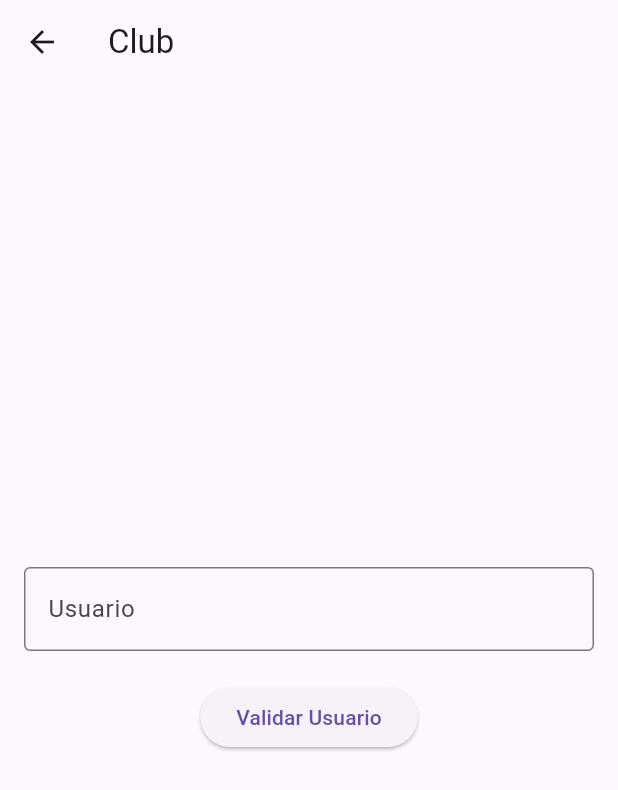
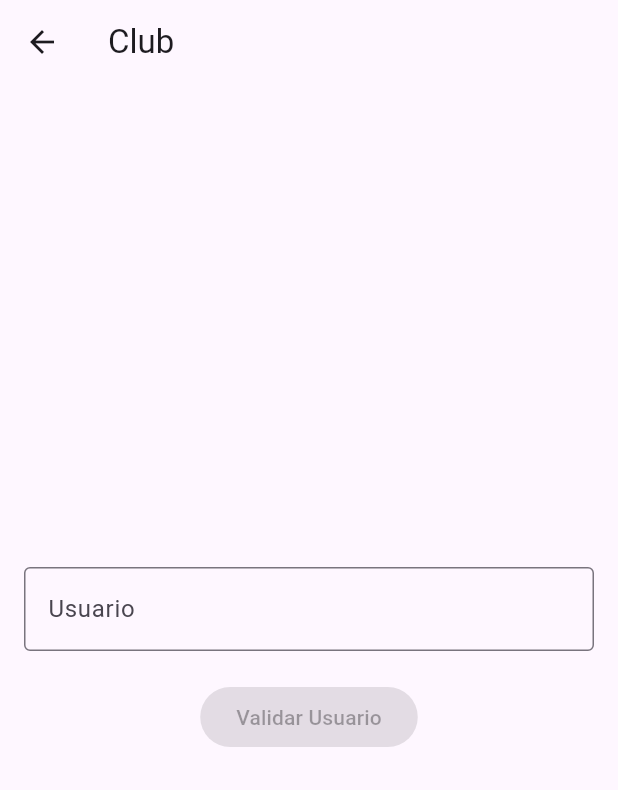
Before and after one commit to LautaroFR/CanchaLibre, a Flutter app: the ClubScreen screen opened directly, on a phone screen of 412 x 824 dp. Shown: the top 790 px of the screen. Run offline on Flutter 3.47's test engine with Material 3 defaults, Android fonts, the phone set to English and light mode, and no system bars; our stand-ins replace sqflite; accounts and stored records are empty.

Commit message:
permisos internet apk - validar usuario - editar datos club

```diff
--- a/lib/screens/club_screen.dart
+++ b/lib/screens/club_screen.dart
@@ -1,5 +1,5 @@
 import 'package:flutter/material.dart';
-import 'api_service.dart';  // Asegúrate de importar la clase ApiService
+import 'api_service.dart';
 
 class ClubScreen extends StatefulWidget {
   const ClubScreen({super.key});
@@ -11,6 +11,7 @@ class ClubScreen extends StatefulWidget {
 class _ClubScreenState extends State<ClubScreen> {
   final TextEditingController _usuarioController = TextEditingController();
   bool _usuarioValido = false;
+  Map<String, dynamic>? _club; // Almacena los datos del club
   String? _mensajeError;
 
   // Método para validar el usuario
@@ -22,7 +23,7 @@ class _ClubScreenState extends State<ClubScreen> {
       if (club != null) {
         setState(() {
           _usuarioValido = true;
-          // Aquí podrías guardar la información del club si la necesitas
+          _club = club;
         });
       } else {
         ScaffoldMessenger.of(context).showSnackBar(
@@ -36,20 +37,104 @@ class _ClubScreenState extends State<ClubScreen> {
     }
   }
 
+  // Método para guardar los cambios en la base de datos
+  Future<void> guardarCambios() async {
+    final apiService = ApiService();
+    try {
+      // Cambia la conversión a int a booleano
+      _club!['estacionamiento'] = _club!['estacionamiento'] == 1;  // Convertir de int a bool
+      _club!['vestuarios'] = _club!['vestuarios'] == 1;  // Convertir de int a bool
+
+      // Enviar la solicitud PUT al servidor
+      await apiService.updateClubByUsuario(_usuarioController.text, _club!);
+      ScaffoldMessenger.of(context).showSnackBar(
+        const SnackBar(content: Text('Datos actualizados correctamente')),
+      );
+    } catch (e) {
+      ScaffoldMessenger.of(context).showSnackBar(
+        SnackBar(content: Text('Error al guardar los datos: $e')),
+      );
+    }
+  }
+
+
+  @override
+  void initState() {
+    super.initState();
+    // Agregar un listener al controlador para verificar cuando cambia el campo del usuario
+    _usuarioController.addListener(() {
+      setState(() {}); // Esto actualiza el estado cada vez que el campo cambia
+    });
+  }
+
+  @override
+  void dispose() {
+    _usuarioController.dispose(); // Asegurarse de liberar el controlador al finalizar
+    super.dispose();
+  }
+
   @override
   Widget build(BuildContext context) {
     return Scaffold(
       appBar: AppBar(title: const Text('Club')),
-      body: _usuarioValido
-          ? Padding(
+      body: _usuarioValido && _club != null
+          ? SingleChildScrollView( // Uso de SingleChildScrollView para evitar el desbordamiento
         padding: const EdgeInsets.all(16.0),
         child: Column(
           children: [
+            // Mostrar el nombre del usuario validado
+            Text('Usuario: ${_usuarioController.text}', style: const TextStyle(fontSize: 18)),
+            const SizedBox(height: 20),
+
+            // Campos para modificar los datos del club
+            TextFormField(
+              initialValue: _club!['nombre'],
+              decoration: const InputDecoration(labelText: 'Nombre del Club'),
+              onChanged: (value) => _club!['nombre'] = value,
+            ),
+            const SizedBox(height: 10),
+            TextFormField(
+              initialValue: _club!['direccion'],
+              decoration: const InputDecoration(labelText: 'Dirección'),
+              onChanged: (value) => _club!['direccion'] = value,
+            ),
+            const SizedBox(height: 10),
+            TextFormField(
+              initialValue: _club!['telefono'],
+              decoration: const InputDecoration(labelText: 'Teléfono'),
+              onChanged: (value) => _club!['telefono'] = value,
+            ),
+            const SizedBox(height: 10),
+            TextFormField(
+              initialValue: _club!['cantidad_canchas'].toString(),
+              decoration: const InputDecoration(labelText: 'Cantidad de Canchas'),
+              keyboardType: TextInputType.number,
+              onChanged: (value) => _club!['cantidad_canchas'] = int.tryParse(value) ?? 0,
+            ),
+            const SizedBox(height: 10),
+            SwitchListTile(
+              title: const Text('Estacionamiento'),
+              value: _club!['estacionamiento'] == 1,
+              onChanged: (value) => setState(() => _club!['estacionamiento'] = value ? 1 : 0),
+            ),
+            SwitchListTile(
+              title: const Text('Vestuarios'),
+              value: _club!['vestuarios'] == 1,
+              onChanged: (value) => setState(() => _club!['vestuarios'] = value ? 1 : 0),
+            ),
+            const SizedBox(height: 20),
+            ElevatedButton(
+              onPressed: guardarCambios,
+              child: const Text('Guardar cambios'),
+            ),
+            const Divider(height: 40),
+
+            // Botones adicionales para navegar a otras pantallas
             ElevatedButton(
               onPressed: () {
                 // Navegar a "Ver lista de canchas"
               },
-              child: const Text('Ver lista canchas'),
+              child: const Text('Ver lista de canchas'),
             ),
             const SizedBox(height: 10),
             ElevatedButton(
@@ -64,13 +149,6 @@ class _ClubScreenState extends State<ClubScreen> {
                 // Navegar a "Ver calendario"
               },
               child: const Text('Ver calendario'),
-            ),
-            const SizedBox(height: 10),
-            ElevatedButton(
-              onPressed: () {
-                // Navegar a "Editar información Club"
-              },
-              child: const Text('Editar información Club'),
             ),
           ],
         ),
@@ -89,7 +167,7 @@ class _ClubScreenState extends State<ClubScreen> {
             ),
             const SizedBox(height: 20),
             ElevatedButton(
-              onPressed: validarUsuario,
+              onPressed: _usuarioController.text.isEmpty ? null : validarUsuario, // Deshabilitar si está vacío
               child: const Text('Validar Usuario'),
             ),
             if (_mensajeError != null)
@@ -97,7 +175,7 @@ class _ClubScreenState extends State<ClubScreen> {
                 padding: const EdgeInsets.only(top: 16.0),
                 child: Text(
                   _mensajeError!,
-                  style: TextStyle(color: Colors.red),
+                  style: const TextStyle(color: Colors.red),
                 ),
               ),
           ],
```
Also changed, not shown: lib/screens/api_service.dart (+34 -3 lines), 3 other files.
